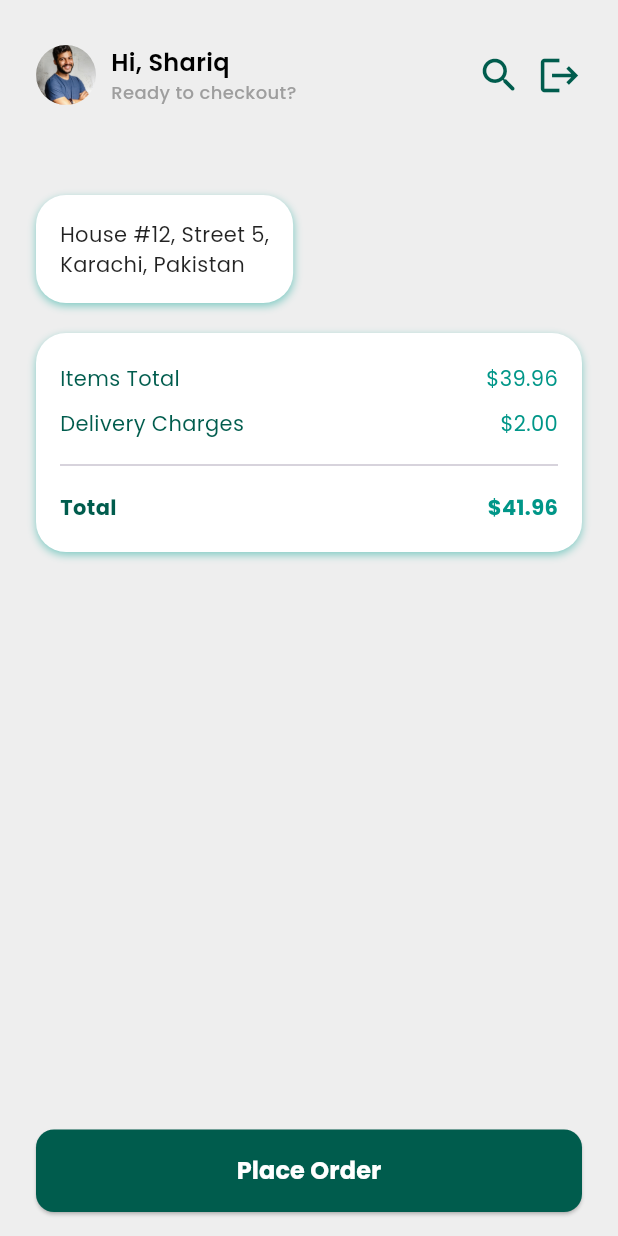
After one commit to alnajamulshariq/BookifyFlutterApp, a Flutter app: the Checkout screen opened directly, on a phone screen of 412 x 824 dp. The commit adds this screen. Run offline on Flutter 3.47's test engine with Material 3 defaults, Android fonts, the phone set to English and light mode, and no system bars; our stand-ins replace cloud_firestore, curved_navigation_bar, firebase_auth, firebase_core, google_fonts, google_sign_in and 2 more; accounts and stored records are empty.

Commit message:
Create Checkout and a little bit work in add2cart and admin dashboard

```diff
--- a/lib/screens/admin/screens/manage_books.dart
+++ b/lib/screens/admin/screens/manage_books.dart
@@ -1,4 +1,6 @@
+import 'package:bookify/utils/themes/custom_themes/text_theme.dart';
 import 'package:flutter/material.dart';
+
 class ManageBooks extends StatefulWidget {
   const ManageBooks({super.key});
 
@@ -9,6 +11,15 @@ class ManageBooks extends StatefulWidget {
 class _ManageBooksState extends State<ManageBooks> {
   @override
   Widget build(BuildContext context) {
-    return const Placeholder();
+    return Scaffold(
+      backgroundColor: Color(0xFFeeeeee),
+      body: SafeArea(
+        child: Column(
+          children: [
+            Text("Manage Books", style: MyTextTheme.lightTextTheme.titleMedium),
+          ],
+        ),
+      ),
+    );
   }
 }
--- a/lib/screens/admin/screens/manage_orders.dart
+++ b/lib/screens/admin/screens/manage_orders.dart
@@ -10,6 +10,13 @@ class ManageOrders extends StatefulWidget {
 class _ManageOrdersState extends State<ManageOrders> {
   @override
   Widget build(BuildContext context) {
-    return const Placeholder();
+    return Scaffold(
+      backgroundColor: Color(0xFFeeeeee),
+      body: SafeArea(child: Column(
+        children: [
+          Text("Manage Orders")
+        ],
+      )),
+    );
   }
 }
--- a/lib/screens/admin/screens/manage_users.dart
+++ b/lib/screens/admin/screens/manage_users.dart
@@ -10,6 +10,9 @@ class ManageUsers extends StatefulWidget {
 class _ManageUsersState extends State<ManageUsers> {
   @override
   Widget build(BuildContext context) {
-    return const Placeholder();
+    return Scaffold(
+      backgroundColor: Color(0xFFeeeeee),
+      body: SafeArea(child: Column(children: [Text("Manage Users")])),
+    );
   }
 }
--- a/lib/screens/cart.dart
+++ b/lib/screens/cart.dart
@@ -1,6 +1,8 @@
 import 'package:bookify/screens/auth/users/sign_in.dart';
+import 'package:bookify/screens/checkout.dart';
 import 'package:bookify/utils/constants/colors.dart';
 import 'package:bookify/utils/themes/custom_themes/bottomnavbar.dart';
+import 'package:bookify/utils/themes/custom_themes/elevated_button_theme.dart';
 import 'package:bookify/utils/themes/custom_themes/text_theme.dart';
 import 'package:firebase_auth/firebase_auth.dart';
 import 'package:flutter/material.dart';
@@ -114,7 +116,7 @@ class _CartScreenState extends State<CartScreen> {
                   horizontal: 24,
                   vertical: 16,
                 ),
-                itemCount: 10,
+                itemCount: 3,
                 itemBuilder: (context, index) {
                   int quantity = 1;
 
@@ -262,6 +264,26 @@ class _CartScreenState extends State<CartScreen> {
                 },
               ),
             ),
+
+            Padding(
+              padding: const EdgeInsets.all(12.0),
+              child: SizedBox(
+                width: double.infinity,
+                child: ElevatedButtonTheme(
+                  data: MyElevatedButtonTheme.lightElevatedButtonTheme,
+                  child: ElevatedButton(
+                    onPressed: () {
+                      Navigator.push(
+                        context,
+                        MaterialPageRoute(builder: (context) => Checkout()),
+                      );
+                    },
+                    child: Text("Check Out"),
+                  ),
+                ),
+              ),
+            ),
+            SizedBox(height: 20),
           ],
         ),
       ),
--- /dev/null
+++ b/lib/screens/checkout.dart
@@ -0,0 +1,388 @@
+// import 'package:bookify/screens/auth/users/sign_in.dart';
+// import 'package:bookify/utils/constants/colors.dart';
+// import 'package:bookify/utils/themes/custom_themes/text_theme.dart';
+// import 'package:firebase_auth/firebase_auth.dart';
+// import 'package:flutter/material.dart';
+
+// class Checkout extends StatefulWidget {
+//   const Checkout({super.key});
+
+//   @override
+//   State<Checkout> createState() => _CheckoutState();
+// }
+
+// class _CheckoutState extends State<Checkout> {
+//   bool _showSearchBar = false;
+//   final TextEditingController _searchController = TextEditingController();
+//   final auth = FirebaseAuth.instance;
+
+//   @override
+//   Widget build(BuildContext context) {
+//     return Scaffold(
+//       backgroundColor: const Color(0xFFeeeeee),
+//       body: SafeArea(
+//         child: Column(
+//           crossAxisAlignment: CrossAxisAlignment.start,
+//           children: [
+//             const SizedBox(height: 30),
+//             Padding(
+//               padding: const EdgeInsets.symmetric(horizontal: 24.0),
+//               child: Row(
+//                 children: [
+//                   // if (user?.photoURL != null)
+//                   ClipOval(
+//                     child: Image.asset(
+//                       "assets/images/b.jpg",
+//                       // user!.photoURL!,
+//                       width: 40,
+//                       height: 40,
+//                       fit: BoxFit.cover,
+//                     ),
+//                   ),
+
+//                   const SizedBox(width: 10),
+//                   Column(
+//                     crossAxisAlignment: CrossAxisAlignment.start,
+//                     children: [
+//                       Text(
+//                         // "Hi, ${user?.displayName ?? "Guest"}",
+//                         "Hi, Shariq",
+//                         style: MyTextTheme.lightTextTheme.titleLarge,
+//                       ),
+//                       const Text(
+//                         "Have a nice day",
+//                         style: TextStyle(
+//                           color: Colors.grey,
+//                           fontSize: 12,
+//                           fontWeight: FontWeight.w500,
+//                         ),
+//                       ),
+//                     ],
+//                   ),
+//                   const Spacer(),
+//                   InkWell(
+//                     onTap: () {
+//                       setState(() {
+//                         _showSearchBar = !_showSearchBar;
+//                       });
+//                     },
+//                     child: Icon(
+//                       Icons.search_rounded,
+//                       color: MyColors.primary,
+//                       size: 30,
+//                     ),
+//                   ),
+//                   const SizedBox(width: 10),
+//                   InkWell(
+//                     onTap: () {
+//                       auth.signOut().then((value) {
+//                         Navigator.pushReplacement(
+//                           context,
+//                           MaterialPageRoute(builder: (context) => SignIn()),
+//                         );
+//                       });
+//                     },
+//                     child: Icon(
+//                       Icons.logout,
+//                       color: MyColors.primary,
+//                       size: 30,
+//                     ),
+//                   ),
+//                 ],
+//               ),
+//             ),
+//             if (_showSearchBar)
+//               Padding(
+//                 padding: const EdgeInsets.fromLTRB(24, 16, 24, 0),
+//                 child: TextField(
+//                   controller: _searchController,
+//                   style: const TextStyle(color: Colors.black),
+//                   decoration: InputDecoration(
+//                     hintText: "Search...",
+//                     hintStyle: const TextStyle(color: Colors.grey),
+//                     prefixIcon: const Icon(Icons.search, color: Colors.grey),
+//                     border: OutlineInputBorder(
+//                       borderRadius: BorderRadius.circular(12),
+//                     ),
+//                     filled: true,
+//                     fillColor: Colors.white,
+//                   ),
+//                 ),
+//               ),
+//             const SizedBox(height: 10),
+//           ],
+//         ),
+//       ),
+//     );
+//   }
+// }
+import 'package:bookify/screens/auth/users/sign_in.dart';
+import 'package:bookify/screens/home.dart';
+import 'package:bookify/utils/constants/colors.dart';
+import 'package:bookify/utils/themes/custom_themes/text_theme.dart';
+import 'package:firebase_auth/firebase_auth.dart';
+import 'package:flutter/material.dart';
+
+class Checkout extends StatefulWidget {
+  const Checkout({super.key});
+
+  @override
+  State<Checkout> createState() => _CheckoutState();
+}
+
+class _CheckoutState extends State<Checkout> {
+  bool _showSearchBar = false;
+  final TextEditingController _searchController = TextEditingController();
+  final auth = FirebaseAuth.instance;
+
+  @override
+  Widget build(BuildContext context) {
+    return Scaffold(
+      backgroundColor: const Color(0xFFeeeeee),
+      body: SafeArea(
+        child: Stack(
+          children: [
+            Column(
+              crossAxisAlignment: CrossAxisAlignment.start,
+              children: [
+                const SizedBox(height: 30),
+                Padding(
+                  padding: const EdgeInsets.symmetric(horizontal: 24.0),
+                  child: Row(
+                    children: [
+                      ClipOval(
+                        child: Image.asset(
+                          "assets/images/b.jpg",
+                          width: 40,
+                          height: 40,
+                          fit: BoxFit.cover,
+                        ),
+                      ),
+                      const SizedBox(width: 10),
+                      Column(
+                        crossAxisAlignment: CrossAxisAlignment.start,
+                        children: [
+                          Text(
+                            "Hi, Shariq",
+                            style: MyTextTheme.lightTextTheme.titleLarge,
+                          ),
+                          const Text(
+                            "Ready to checkout?",
+                            style: TextStyle(
+                              color: Colors.grey,
+                              fontSize: 12,
+                              fontWeight: FontWeight.w500,
+                            ),
+                          ),
+                        ],
+                      ),
+                      const Spacer(),
+                      InkWell(
+                        onTap: () {
+                          setState(() {
+                            _showSearchBar = !_showSearchBar;
+                          });
+                        },
+                        child: Icon(
+                          Icons.search_rounded,
+                          color: MyColors.primary,
+                          size: 30,
+                        ),
+                      ),
+                      const SizedBox(width: 10),
+                      InkWell(
+                        onTap: () {
+                          auth.signOut().then((value) {
+                            Navigator.pushReplacement(
+                              context,
+                              MaterialPageRoute(builder: (context) => SignIn()),
+                            );
+                          });
+                        },
+                        child: Icon(
+                          Icons.logout,
+                          color: MyColors.primary,
+                          size: 30,
+                        ),
+                      ),
+                    ],
+                  ),
+                ),
+
+                if (_showSearchBar)
+                  Padding(
+                    padding: const EdgeInsets.fromLTRB(24, 16, 24, 0),
+                    child: TextField(
+                      controller: _searchController,
+                      decoration: InputDecoration(
+                        hintText: "Search...",
+                        hintStyle: const TextStyle(color: Colors.grey),
+                        prefixIcon: const Icon(
+                          Icons.search,
+                          color: Colors.grey,
+                        ),
+                        border: OutlineInputBorder(
+                          borderRadius: BorderRadius.circular(12),
+                        ),
+                        filled: true,
+                        fillColor: Colors.white,
+                      ),
+                    ),
+                  ),
+
+                const SizedBox(height: 60),
+
+                // 🔹 Address Container Styled
+                Padding(
+                  padding: const EdgeInsets.symmetric(horizontal: 24),
+                  child: Container(
+                    padding: const EdgeInsets.all(16),
+                    decoration: BoxDecoration(
+                      color: Colors.white,
+                      borderRadius: BorderRadius.circular(20),
+                      boxShadow: [
+                        BoxShadow(
+                          color: Colors.teal.shade200,
+                          blurRadius: 4,
+                          offset: const Offset(0, 2),
+                        ),
+                      ],
+                    ),
+                    child: const Text(
+                      "House #12, Street 5,\nKarachi, Pakistan",
+                      style: TextStyle(fontSize: 14, color: Colors.black87),
+                    ),
+                  ),
+                ),
+
+                const SizedBox(height: 20),
+
+                // 🔹 Order Summary Styled Box
+                Padding(
+                  padding: const EdgeInsets.symmetric(horizontal: 24),
+                  child: Container(
+                    padding: const EdgeInsets.symmetric(
+                      vertical: 20,
+                      horizontal: 16,
+                    ),
+                    decoration: BoxDecoration(
+                      color: Colors.white,
+                      borderRadius: BorderRadius.circular(20),
+                      boxShadow: [
+                        BoxShadow(
+                          color: Colors.teal.shade200,
+                          blurRadius: 4,
+                          offset: const Offset(0, 2),
+                        ),
+                      ],
+                    ),
+                    child: Column(
+                      crossAxisAlignment: CrossAxisAlignment.start,
+                      children: const [
+                        Row(
+                          mainAxisAlignment: MainAxisAlignment.spaceBetween,
+                          children: [
+                            Text(
+                              "Items Total",
+                              style: TextStyle(color: MyColors.primary),
+                            ),
+                            Text(
+                              "\$39.96",
+                              style: TextStyle(color: Colors.teal),
+                            ),
+                          ],
+                        ),
+                        SizedBox(height: 10),
+                        Row(
+                          mainAxisAlignment: MainAxisAlignment.spaceBetween,
+                          children: [
+                            Text(
+                              "Delivery Charges",
+                              style: TextStyle(color: MyColors.primary),
+                            ),
+                            Text(
+                              "\$2.00",
+                              style: TextStyle(color: Colors.teal),
+                            ),
+                          ],
+                        ),
+                        SizedBox(height: 10),
+                        Divider(thickness: 1),
+                        SizedBox(height: 10),
+                        Row(
+                          mainAxisAlignment: MainAxisAlignment.spaceBetween,
+                          children: [
+                            Text(
+                              "Total",
+                              style: TextStyle(
+                                fontWeight: FontWeight.bold,
+                                color: MyColors.primary,
+                              ),
+                            ),
+                            Text(
+                              "\$41.96",
+                              style: TextStyle(
+                                fontWeight: FontWeight.bold,
+                                color: Colors.teal,
+                              ),
+                            ),
+                          ],
+                        ),
+                      ],
+                    ),
+                  ),
+                ),
+
+                const SizedBox(height: 90),
+              ],
+            ),
+
+            // ✅ Styled Place Order Button
+            Positioned(
+              bottom: 16,
+              left: 24,
+              right: 24,
+              child: SizedBox(
+                width: double.infinity,
+                child: ElevatedButtonTheme(
+                  data: ElevatedButtonThemeData(
+                    style: ElevatedButton.styleFrom(
+                      backgroundColor: MyColors.primary,
+                      padding: const EdgeInsets.symmetric(vertical: 16),
+                      shape: RoundedRectangleBorder(
+                        borderRadius: BorderRadius.circular(12),
+                      ),
+                    ),
+                  ),
+                  child: ElevatedButton(
+                    onPressed: () {
+                      ScaffoldMessenger.of(context).showSnackBar(
+                        const SnackBar(
+                          content: Text("Order placed successfully!"),
+                        ),
+                      );
+                      Future.delayed(Duration(seconds: 2), () {
+                        Navigator.pushReplacement(
+                          context,
+                          MaterialPageRoute(builder: (context) => HomeScreen()),
+                        );
+                      });
+                    },
+                    child: const Text(
+                      "Place Order",
+                      style: TextStyle(
+                        fontWeight: FontWeight.bold,
+                        color: Colors.white,
+                        fontSize: 16,
+                      ),
+                    ),
+                  ),
+                ),
+              ),
+            ),
+          ],
+        ),
+      ),
+    );
+  }
+}
--- a/lib/utils/themes/custom_themes/bottomnavbar.dart
+++ b/lib/utils/themes/custom_themes/bottomnavbar.dart
@@ -5,7 +5,6 @@ import 'package:bookify/screens/home.dart';
 import 'package:bookify/screens/catalog.dart';
 import 'package:bookify/screens/cart.dart';
 import 'package:bookify/screens/wishlist.dart';
-import 'package:bookify/screens/edit_profile.dart';
 
 /// Smooth fade transition navigation
 void navigateWithFade(BuildContext context, Widget targetPage) {
```
